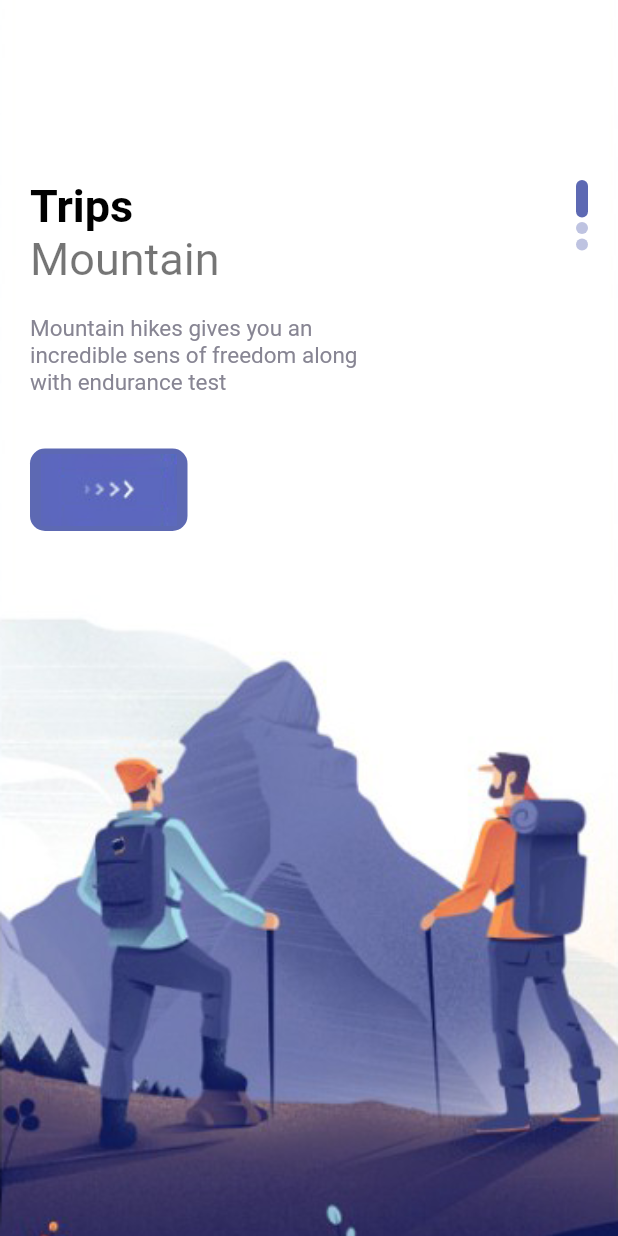
After one commit to Ahmed-mohamed72/Travel-app, a Flutter app: the screen it shows after launch, on a phone screen of 412 x 824 dp. The commit adds this screen. Run offline on Flutter 3.47's test engine with Material 2 defaults, Android fonts, the phone set to English and light mode, and no system bars.

Commit message:
make some change to readable and maintance code

```diff
--- /dev/null
+++ b/lib/widgets/page_view_builder.dart
@@ -0,0 +1,17 @@
+import 'package:flutter/material.dart';
+import 'package:travel_app1/widgets/welcome_view_compononts.dart';
+
+class PageViewBuilder extends StatelessWidget {
+  const PageViewBuilder({super.key});
+
+  @override
+  Widget build(BuildContext context) {
+    return PageView.builder(
+      itemCount: 3,
+      scrollDirection: Axis.vertical,
+      itemBuilder: (context, index) {
+        return WelcomViewCompononts(index: index);
+      },
+    );
+  }
+}
--- /dev/null
+++ b/lib/widgets/welcome_view_compononts.dart
@@ -0,0 +1,30 @@
+import 'package:flutter/material.dart';
+import 'package:travel_app1/widgets/welcome_view_information.dart';
+
+class WelcomViewCompononts extends StatelessWidget {
+  final int index;
+  const WelcomViewCompononts({super.key, required this.index});
+
+  @override
+  Widget build(BuildContext context) {
+    final List images = [
+      "welcome-one.png",
+      "welcome-two.png",
+      "welcome-three.png",
+    ];
+
+    return Container(
+      width: double.maxFinite,
+      height: double.maxFinite,
+      decoration: BoxDecoration(
+        image: DecorationImage(
+          image: AssetImage("assets/img/${images[index]}"),
+          fit: BoxFit.cover,
+        ),
+      ),
+      child: WelcomViewInformation(
+        index: index,
+      ),
+    );
+  }
+}
--- /dev/null
+++ b/lib/widgets/welcome_view_information.dart
@@ -0,0 +1,55 @@
+import 'package:flutter/material.dart';
+import 'package:travel_app1/misc/colors.dart';
+import 'package:travel_app1/widgets/app_large_text.dart';
+import 'package:travel_app1/widgets/app_text.dart';
+import 'package:travel_app1/widgets/custom_slide_dots.dart';
+import 'package:travel_app1/widgets/responsive_button.dart';
+
+class WelcomViewInformation extends StatelessWidget {
+  final int index;
+  const WelcomViewInformation({super.key, required this.index});
+
+  @override
+  Widget build(BuildContext context) {
+    final List textList = [
+      "Mountain hikes gives you an incredible sens of freedom along with endurance test",
+      "Take a free hike in the with natural mountains and incredible views throw our app",
+      "Take a free hike in the with natural mountains and incredible views throw our app",
+    ];
+    return Container(
+      margin: const EdgeInsets.only(top: 120, right: 20, left: 20),
+      child: Row(
+        mainAxisAlignment: MainAxisAlignment.spaceBetween,
+        children: [
+          Column(
+            crossAxisAlignment: CrossAxisAlignment.start,
+            children: [
+              const AppLargeText(
+                text: "Trips",
+                size: 30,
+              ),
+              const AppText(
+                text: "Mountain",
+                size: 30,
+              ),
+              const SizedBox(
+                height: 20,
+              ),
+              SizedBox(
+                width: 250,
+                child: AppText(
+                  text: textList[index],
+                  color: AppColors.textColor2,
+                  size: 15,
+                ),
+              ),
+              const SizedBox(height: 35),
+              const ResponsiveButton(width: 105),
+            ],
+          ),
+          CustomSlideDots(index: index)
+        ],
+      ),
+    );
+  }
+}
```
Also changed, not shown: lib/views/welcom_view.dart (+3 -75 lines).
